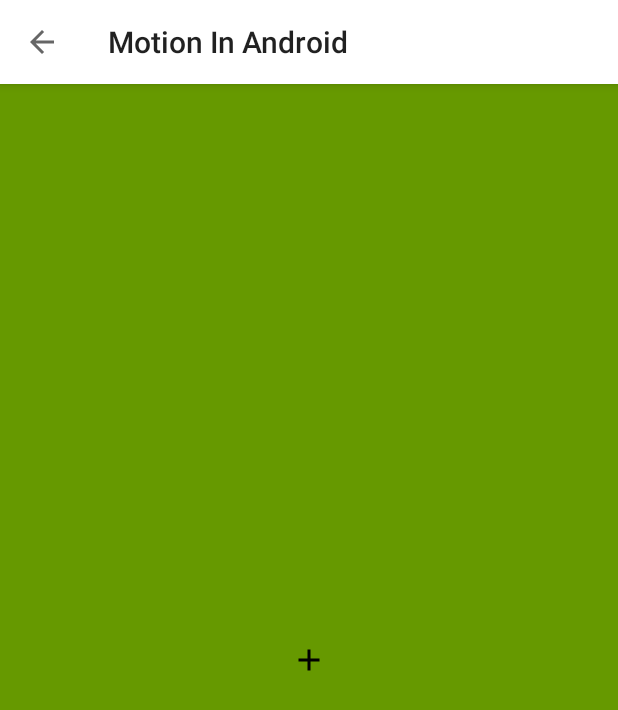
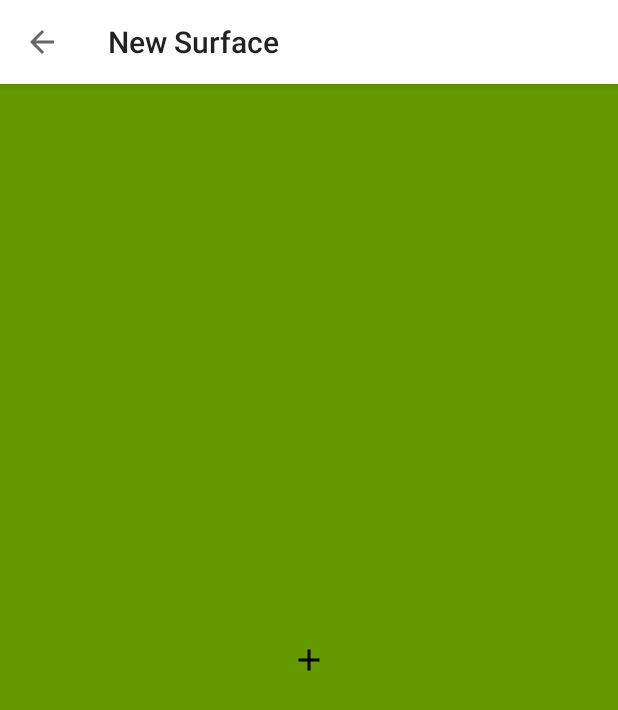
Before and after one commit to leonardossantos/Motion-In-Android, an Android app: the screen it shows after launch (MotionActivity), after a tap on an icon or button, on a phone screen of 412 x 824 dp. Shown: the top 710 px of the screen. Run offline under Robolectric (Android 15) with nearby library versions, the phone set to English and light mode, and no system bars; our stand-ins replace ButterKnife.

Commit message:
Sets fragment name

```diff
--- a/app/src/main/java/com/androidrio/motioninandroid/motion/responsive/create/NewSurfaceFragment.java
+++ b/app/src/main/java/com/androidrio/motioninandroid/motion/responsive/create/NewSurfaceFragment.java
@@ -74,5 +74,7 @@ public class NewSurfaceFragment extends Fragment {
                 }
             }
         });
+
+        getActivity().setTitle("New Surface");
     }
 }
```
